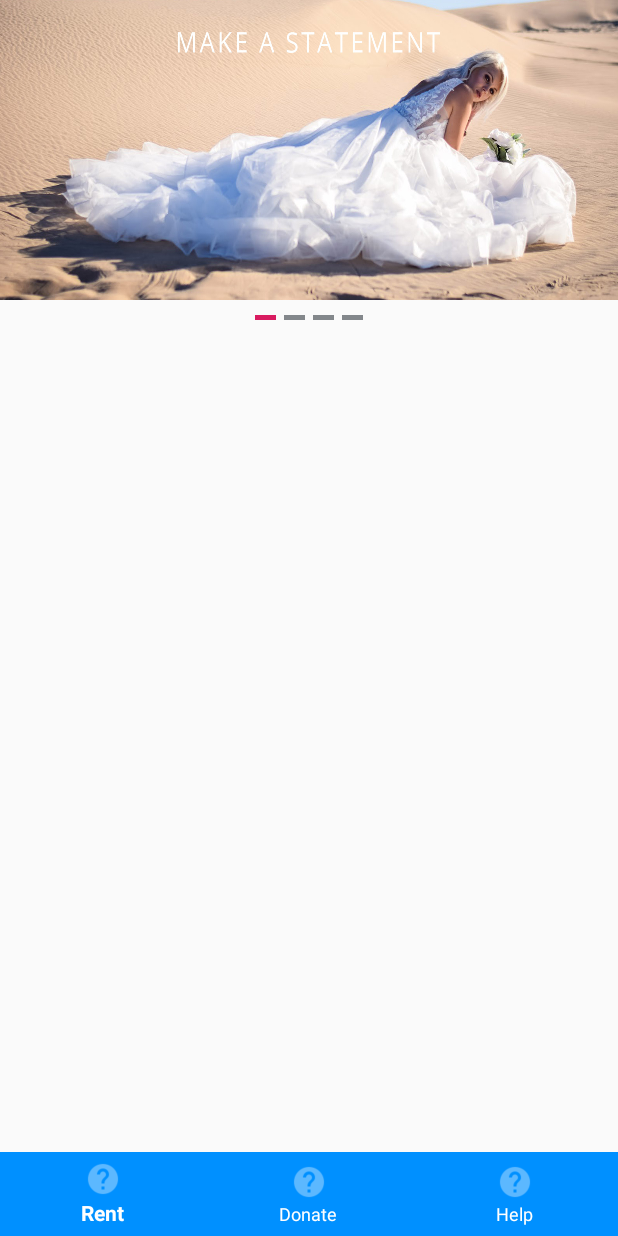
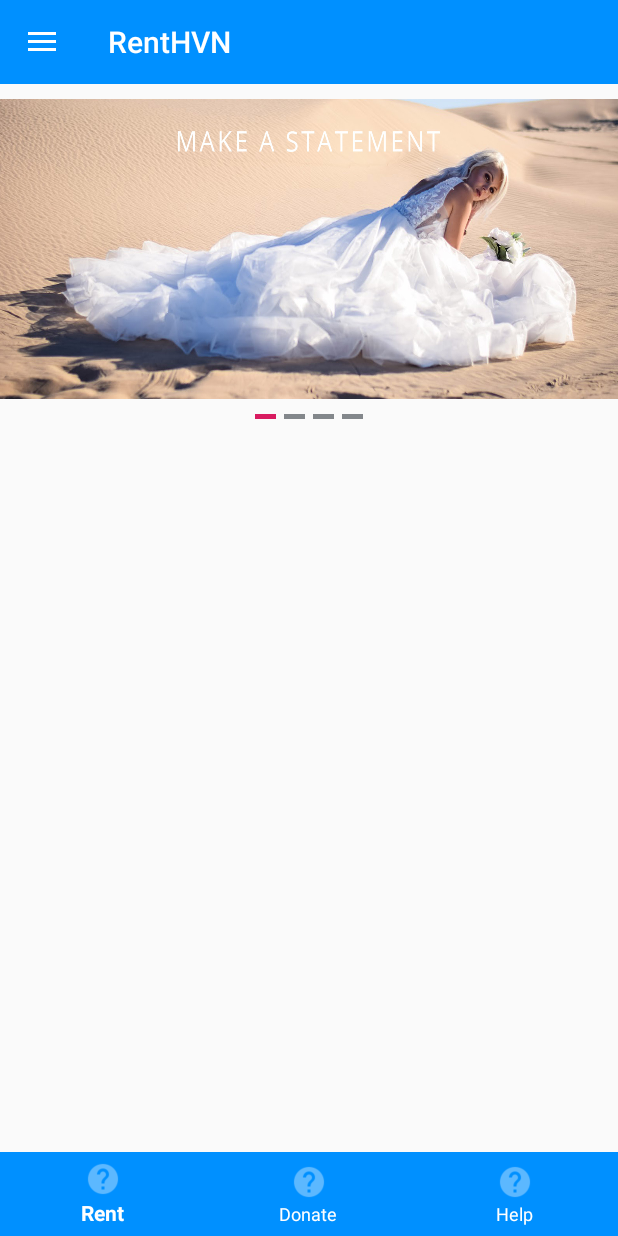
Before and after one commit to harpreetsodhi/RentHvn-Android-App, an Android app: the screen it shows after launch (Home_Screen), on a phone screen of 412 x 824 dp. Run offline under Robolectric (Android 15) with nearby library versions, the phone set to English and light mode, and no system bars.

Commit message:
Added toggle navigation drawer; listener remaining

```diff
--- a/app/src/main/java/com/example/renthvn/Home_Screen.kt
+++ b/app/src/main/java/com/example/renthvn/Home_Screen.kt
@@ -5,18 +5,25 @@ import android.media.audiofx.BassBoost
 import androidx.appcompat.app.AppCompatActivity
 import android.os.Bundle
 import android.os.Handler
+import android.view.MenuItem
 import android.view.View
 import android.view.ViewGroup
 import android.widget.ImageView
 import android.widget.LinearLayout
+import android.widget.Toast
 import android.widget.Toolbar
+import androidx.appcompat.app.ActionBarDrawerToggle
 import androidx.core.content.ContextCompat
+import androidx.core.view.GravityCompat
+import androidx.drawerlayout.widget.DrawerLayout
 import androidx.viewpager.widget.ViewPager
+import com.google.android.material.navigation.NavigationView
 import kotlinx.android.synthetic.main.activity_home__screen.*
+import kotlinx.android.synthetic.main.bottom_navigation_footer.*
 import java.sql.Time
 import java.util.*
 
-class Home_Screen : AppCompatActivity() {
+class Home_Screen : AppCompatActivity(), NavigationView.OnNavigationItemSelectedListener {
 
   //  private val mPager: ViewPager
   lateinit var dotsLayout: LinearLayout
@@ -24,17 +31,35 @@ class Home_Screen : AppCompatActivity() {
     var path :IntArray = intArrayOf(R.drawable.slider_1,R.drawable.slide_2,R.drawable.slide_3,R.drawable.slide_2)
     lateinit var dots:Array<ImageView>
     lateinit var adapter:PageView
-    lateinit var toolbar: Toolbar
+
     var currentPage: Int = 0
     lateinit var timer:Timer
     val DELAY_MS: Long = 2500
     val PERIOD_MS: Long = 2500
 
+    lateinit var toolbar: androidx.appcompat.widget.Toolbar
+    lateinit var drawerLayout: DrawerLayout
+    lateinit var navView: NavigationView
 
     override fun onCreate(savedInstanceState: Bundle?) {
         super.onCreate(savedInstanceState)
         setContentView(R.layout.activity_home__screen)
         bottom_navigation.setSelectedItemId(R.id.navigation_rent)
+
+        //drawer handling
+        toolbar = findViewById(R.id.toolbar)
+        setSupportActionBar(toolbar)
+        drawerLayout = findViewById(R.id.drawer_layout)
+        navView = findViewById(R.id.nav_view)
+
+        val toggle = ActionBarDrawerToggle(
+            this, drawerLayout, toolbar, 0, 0
+        )
+        drawerLayout.addDrawerListener(toggle)
+        toggle.syncState()
+        navView.setNavigationItemSelectedListener(this)
+
+
         //toolbar = findViewById(R.id.toolbar) as Toolbar
         mPager = findViewById(R.id.pager) as ViewPager
         adapter = PageView(this,path)
@@ -110,6 +135,29 @@ class Home_Screen : AppCompatActivity() {
 
     }
 
+    override fun onNavigationItemSelected(item: MenuItem): Boolean {
+        Toast.makeText(this, "Listener clicked", Toast.LENGTH_SHORT).show()
+        System.out.println("hbbui")
+        when (item.itemId) {
+            R.id.nav_men -> {
+                Toast.makeText(this, "Profile clicked", Toast.LENGTH_SHORT).show()
+            }
+            R.id.nav_women -> {
+                Toast.makeText(this, "Messages clicked", Toast.LENGTH_SHORT).show()
+            }
+            R.id.nav_update -> {
+                Toast.makeText(this, "Update clicked", Toast.LENGTH_SHORT).show()
+            }
+            R.id.nav_logout -> {
+                Toast.makeText(this, "Sign out clicked", Toast.LENGTH_SHORT).show()
+            }
+            else -> {
+                Toast.makeText(this, "els me hai", Toast.LENGTH_SHORT).show()
+            }
+        }
+        drawerLayout.closeDrawer(GravityCompat.START)
+        return true
+    }
 
 
 }
--- a/app/src/main/java/com/example/renthvn/PageView.kt
+++ b/app/src/main/java/com/example/renthvn/PageView.kt
@@ -19,7 +19,6 @@ class PageView : PagerAdapter{
         this.con = con
         this.path = path
     }
-
 
     override fun isViewFromObject(view: View, `object`: Any): Boolean {
 
--- a/app/src/main/res/layout/activity_home__screen.xml
+++ b/app/src/main/res/layout/activity_home__screen.xml
@@ -1,4 +1,24 @@
 <?xml version="1.0" encoding="utf-8"?>
+<androidx.drawerlayout.widget.DrawerLayout
+    xmlns:android="http://schemas.android.com/apk/res/android"
+    xmlns:app="http://schemas.android.com/apk/res-auto"
+    xmlns:tools="http://schemas.android.com/tools"
+    android:id="@+id/drawer_layout"
+    android:layout_width="match_parent"
+    android:layout_height="match_parent"
+    android:fitsSystemWindows="true"
+    tools:openDrawer="start">
+
+
+    <com.google.android.material.navigation.NavigationView
+        android:id="@+id/nav_view"
+        android:layout_width="wrap_content"
+        android:layout_height="match_parent"
+        android:layout_gravity="start"
+        android:fitsSystemWindows="true"
+        app:headerLayout="@layout/drawer_nav_header"
+        app:menu="@menu/drawer_nav_menu"/>
+
 
 <androidx.constraintlayout.widget.ConstraintLayout xmlns:android="http://schemas.android.com/apk/res/android"
     xmlns:app="http://schemas.android.com/apk/res-auto"
@@ -8,20 +28,53 @@
     tools:context=".Home_Screen"
     android:theme="@android:style/Theme.DeviceDefault.NoActionBar.Fullscreen">
 
-
     <RelativeLayout
         android:layout_width="match_parent"
         android:layout_height="wrap_content"
         app:layout_constraintEnd_toEndOf="parent"
+
         app:layout_constraintStart_toStartOf="parent"
-        app:layout_constraintTop_toTopOf="parent">
+        app:layout_constraintTop_toTopOf="parent"
+        android:id="@+id/relative_drawer"
+        >
+    <com.google.android.material.appbar.AppBarLayout
+        android:layout_height="wrap_content"
+        android:layout_width="match_parent"
 
+        android:theme="@style/ThemeOverlay.AppCompat.Dark.ActionBar">
+
+    <androidx.appcompat.widget.Toolbar
+        android:id="@+id/toolbar"
+        android:layout_width="match_parent"
+        android:layout_height="?attr/actionBarSize"
+        android:background="?attr/colorPrimary"
+        app:layout_constraintStart_toStartOf="parent"
+        app:popupTheme="@style/ThemeOverlay.AppCompat.Light">
+        <LinearLayout
+            android:layout_width="match_parent"
+            android:layout_height="match_parent"
+            android:orientation="horizontal"
+            android:gravity="center_vertical">
+            <TextView
+                android:layout_width="wrap_content"
+                android:layout_height="wrap_content"
+                android:text="RentHVN"
+                android:textColor="#FFFFFF"
+                style="@style/TextAppearance.AppCompat.Widget.ActionBar.Title"/>
+        </LinearLayout>
+    </androidx.appcompat.widget.Toolbar>
+    </com.google.android.material.appbar.AppBarLayout>
+    </RelativeLayout>
+    <RelativeLayout
+        android:layout_width="match_parent"
+        android:layout_height="wrap_content"
+        android:layout_marginTop="10dp"
+        app:layout_constraintStart_toEndOf="parent"
+        app:layout_constraintTop_toBottomOf="@id/relative_drawer">
         <androidx.viewpager.widget.ViewPager
+            android:id="@+id/pager"
             android:layout_width="match_parent"
-            android:layout_height="200dp"
-            android:id="@+id/pager"
-            >
-        </androidx.viewpager.widget.ViewPager>
+            android:layout_height="200dp"></androidx.viewpager.widget.ViewPager>
 
         <LinearLayout
             android:layout_width="match_parent"
@@ -42,17 +95,13 @@
         app:layout_constraintEnd_toEndOf="parent"
         app:layout_constraintHorizontal_bias="0.0"
         app:layout_constraintStart_toStartOf="parent">
-        <com.google.android.material.bottomnavigation.BottomNavigationView
-            android:id="@+id/bottom_navigation"
-            android:layout_width="match_parent"
-            android:layout_height="wrap_content"
-            android:layout_gravity="bottom"
-            android:background="@color/colorPrimary"
-            app:itemIconTint="#FFFFFF"
-            app:itemTextColor="#FFFFFF"
-            app:menu="@menu/bottom_navigation_menu" />
+        <include
+            layout="@layout/bottom_navigation_footer"
+            android:layout_width="wrap_content"
+            android:layout_height="wrap_content"/>
 
 
     </RelativeLayout>
 
 </androidx.constraintlayout.widget.ConstraintLayout>
+</androidx.drawerlayout.widget.DrawerLayout>
--- /dev/null
+++ b/app/src/main/res/layout/bottom_navigation_footer.xml
@@ -0,0 +1,16 @@
+<?xml version="1.0" encoding="utf-8"?>
+<LinearLayout xmlns:android="http://schemas.android.com/apk/res/android"
+    xmlns:app="http://schemas.android.com/apk/res-auto"
+    android:orientation="vertical"
+    android:layout_width="match_parent"
+    android:layout_height="match_parent">
+    <com.google.android.material.bottomnavigation.BottomNavigationView
+        android:id="@+id/bottom_navigation"
+        android:layout_width="match_parent"
+        android:layout_height="wrap_content"
+        android:layout_gravity="bottom"
+        android:background="@color/colorPrimary"
+        app:itemIconTint="#FFFFFF"
+        app:itemTextColor="#FFFFFF"
+        app:menu="@menu/bottom_navigation_menu" />
+</LinearLayout>
--- /dev/null
+++ b/app/src/main/res/layout/drawer_nav_header.xml
@@ -0,0 +1,33 @@
+<?xml version="1.0" encoding="utf-8"?>
+<LinearLayout
+    xmlns:android="http://schemas.android.com/apk/res/android"
+    xmlns:app="http://schemas.android.com/apk/res-auto"
+    android:layout_width="match_parent"
+    android:layout_height="200dp"
+    android:background="@color/colorPrimary"
+    android:orientation="vertical"
+    android:gravity="bottom"
+    android:paddingLeft="15dp"
+    android:paddingBottom="15dp">
+
+    <ImageView
+        android:layout_width="wrap_content"
+        android:layout_height="wrap_content"
+        app:srcCompat="@mipmap/ic_launcher"
+        android:id="@+id/imageView"
+        android:layout_marginBottom="15dp"/>
+
+    <TextView
+        android:layout_width="match_parent"
+        android:layout_height="wrap_content"
+        android:text="RentHVN"
+        android:textColor="#FFFFFF"
+        android:textStyle="bold"/>
+
+    <TextView
+        android:layout_width="wrap_content"
+        android:layout_height="wrap_content"
+        android:text="motto"
+        android:textColor="#FFFFFF"/>
+
+</LinearLayout>
--- /dev/null
+++ b/app/src/main/res/menu/drawer_nav_menu.xml
@@ -0,0 +1,29 @@
+<?xml version="1.0" encoding="utf-8"?>
+<menu xmlns:android="http://schemas.android.com/apk/res/android">
+
+    <group>
+
+        <item
+            android:id="@+id/nav_women"
+
+            android:title="Women"/>
+        <item
+            android:id="@+id/nav_men"
+
+            android:title="Men"/>
+    </group>
+
+
+    <item android:title="Account Settings">
+        <menu>
+            <item
+                android:id="@+id/nav_update"
+
+                android:title="Update Profile"/>
+            <item
+                android:id="@+id/nav_logout"
+
+                android:title="Sign Out"/>
+        </menu>
+    </item>
+</menu>
--- /dev/null
+++ b/app/src/main/res/values-v21/styles.xml
@@ -0,0 +1,7 @@
+<resources>
+    <style name="AppTheme.NoActionBar">
+        <item name="windowActionBar">false</item>
+        <item name="windowNoTitle">true</item>
+        <item name="android:statusBarColor">@android:color/transparent</item>
+    </style>
+</resources>
```
